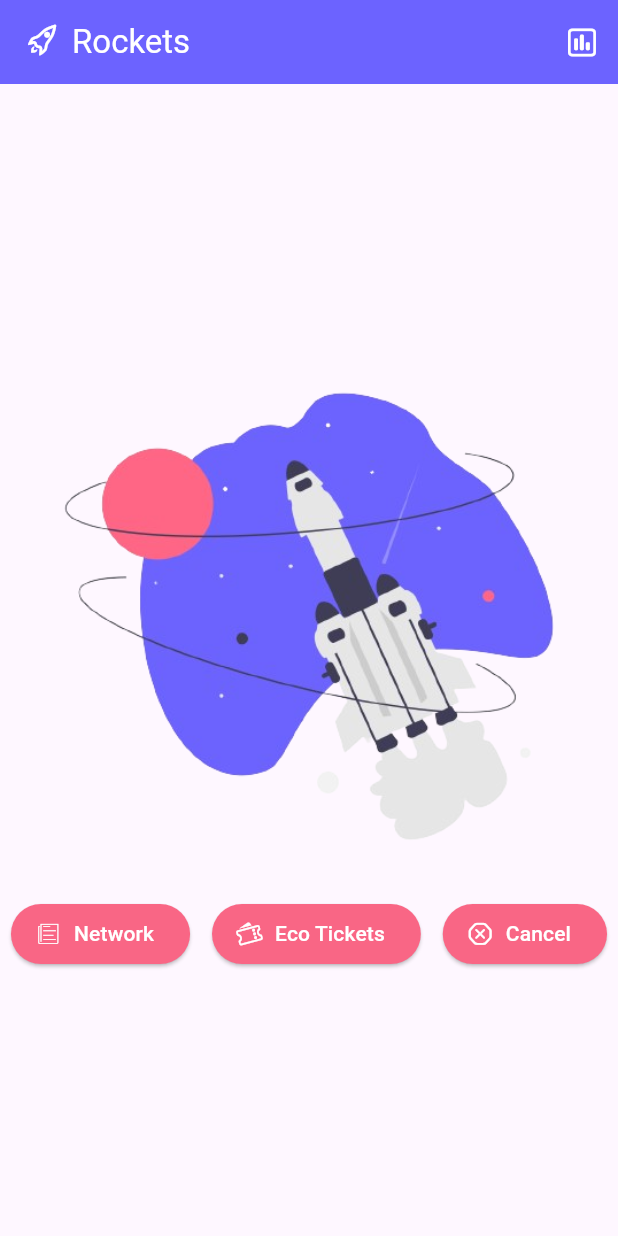
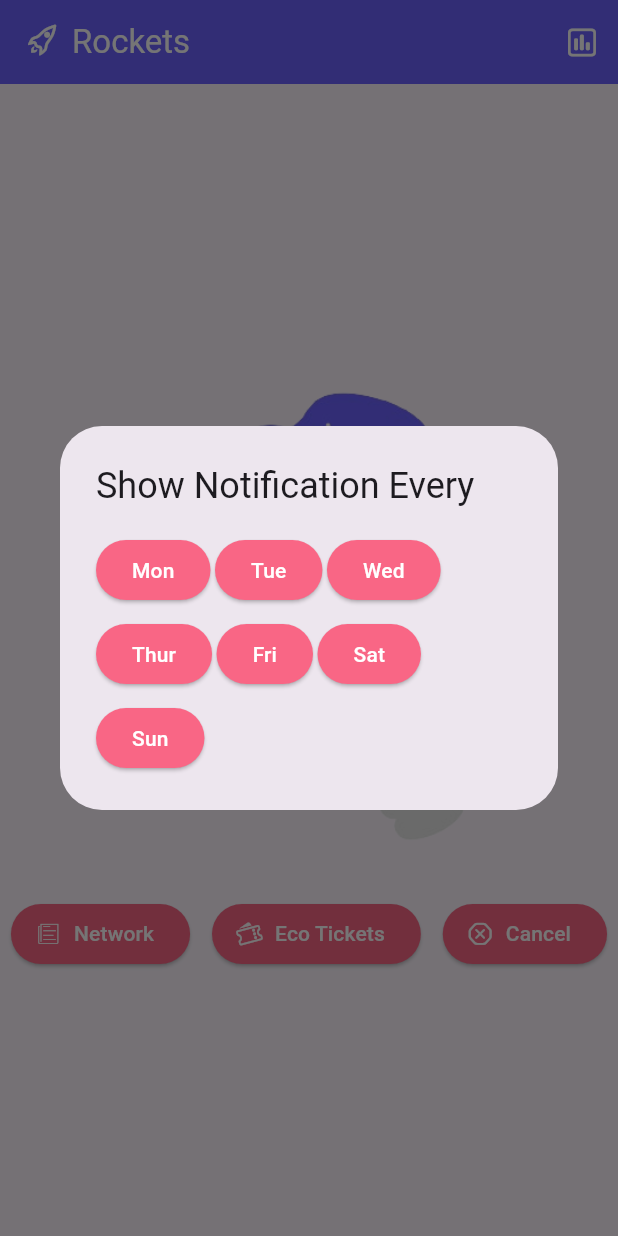
Before and after one commit to Atuoha/app_notification, a Flutter app: the screen it shows after launch, after a tap on "Eco Tickets", on a phone screen of 412 x 824 dp. Run offline on Flutter 3.47's test engine with Material 3 defaults, Android fonts, the phone set to English and light mode, and no system bars.

Commit message:
show date every module and time picker

```diff
--- a/lib/pages/home_page.dart
+++ b/lib/pages/home_page.dart
@@ -3,6 +3,7 @@ import 'package:flutter/cupertino.dart';
 import 'package:flutter/material.dart';
 
 import '../components/customElevatedButton.dart';
+import '../components/custom_rich_text.dart';
 import '../constants/colors.dart';
 
 class HomePage extends StatefulWidget {
@@ -13,6 +14,20 @@ class HomePage extends StatefulWidget {
 }
 
 class _HomePageState extends State<HomePage> {
+  String selectedNotificationDay = '';
+  TimeOfDay selectedTime = TimeOfDay.now();
+  bool isTimeSelected = false;
+
+  final List<String> notificationDays = [
+    'Mon',
+    'Tue',
+    'Wed',
+    'Thur',
+    'Fri',
+    'Sat',
+    'Sun'
+  ];
+
   void triggerNetworkNotification() {
     // Todo
   }
@@ -22,7 +37,52 @@ class _HomePageState extends State<HomePage> {
   }
 
   void triggerEcoNotification() {
-    // Todo
+    showDialog(
+      context: context,
+      builder: (context) => AlertDialog(
+        title: const Text('Show Notification Every'),
+        content: Wrap(
+          spacing: 3.0,
+          runSpacing: 8.0,
+          children: notificationDays
+              .map(
+                (day) => ElevatedButton(
+                  style: ElevatedButton.styleFrom(
+                      backgroundColor: AppColor.secondaryColor),
+                  onPressed: () {
+                    setState(() {
+                      selectedNotificationDay = day;
+                    });
+                    pickTime();
+                  },
+                  child: Text(
+                    day,
+                    style: const TextStyle(
+                      color: Colors.white,
+                    ),
+                  ),
+                ),
+              )
+              .toList(),
+        ),
+      ),
+    );
+  }
+
+  // time picker
+  void pickTime() {
+    showTimePicker(
+      context: context,
+      initialTime: TimeOfDay.now(),
+    ).then(
+      (time) {
+        setState(() {
+          selectedTime = time!;
+          isTimeSelected = true;
+        });
+        Navigator.of(context).pop();
+      },
+    );
   }
 
   @override
@@ -62,6 +122,18 @@ class _HomePageState extends State<HomePage> {
       body: Column(
         mainAxisAlignment: MainAxisAlignment.center,
         children: [
+          if (isTimeSelected) ...[
+            CustomRichText(
+              title: 'Selected Day: ',
+              content: selectedNotificationDay,
+            ),
+            const SizedBox(height: 10),
+            CustomRichText(
+              title: 'Selected Time: ',
+              content: selectedTime.format(context),
+            ),
+            const SizedBox(height: 10),
+          ],
           Image.asset('assets/imgs/rocket.png'),
           const SizedBox(height: 10),
           Row(
```
Also changed, not shown: lib/components/custom_rich_text.dart (added, +33 -0 lines).
